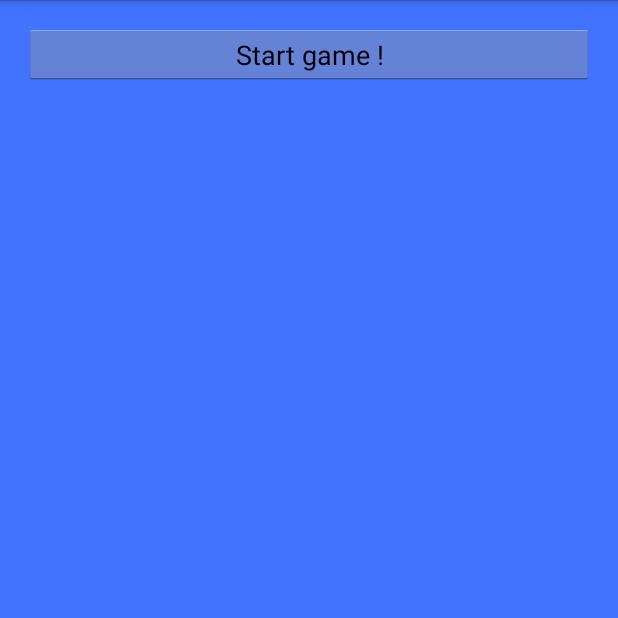
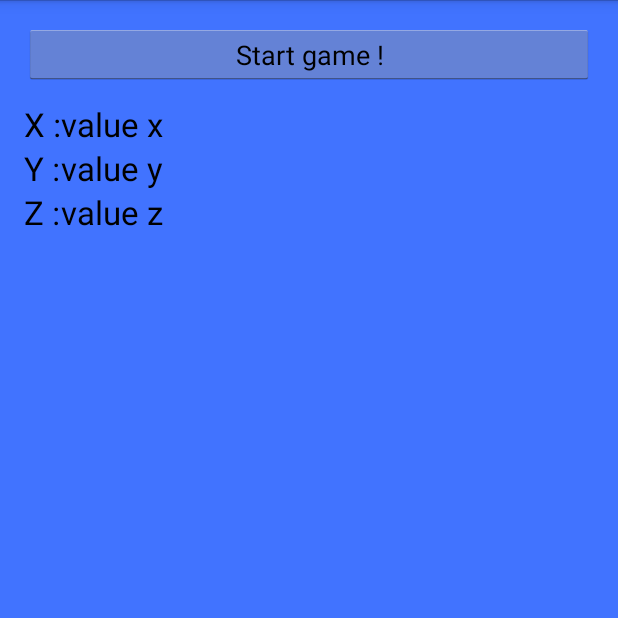
Before and after one commit to Krozark/Gravitris, an Android app: the screen it shows after launch (MainActivity), on a phone screen of 412 x 824 dp, the top half of it. Run offline under Robolectric (Android 15) with nearby library versions, the phone set to English and light mode, and no system bars.

Commit message:
adding fields to show coordinates

```diff
--- a/Gravitris/src/main/res/layout/activity_main.xml
+++ b/Gravitris/src/main/res/layout/activity_main.xml
@@ -17,4 +17,48 @@
             android:onClick="startGame" android:visibility="visible" android:clickable="true" android:enabled="true"
             android:layout_alignParentRight="true" android:layout_alignParentLeft="true" android:minWidth="10dp"
             android:minHeight="10dp" android:layout_alignParentTop="true"/>
+    <GridLayout
+            android:orientation="horizontal"
+            android:layout_width="fill_parent"
+            android:layout_height="wrap_content" android:layout_below="@+id/button"
+            android:layout_alignLeft="@+id/button" android:layout_marginTop="11dp" android:rowCount="4"
+            android:layout_centerVertical="true">
+        <TextView
+                android:layout_width="wrap_content"
+                android:layout_height="wrap_content"
+                android:textAppearance="?android:attr/textAppearanceLarge"
+                android:text="@string/x_textView"
+                android:id="@+id/textView" android:layout_gravity="left|center_vertical" android:layout_row="0"
+                android:layout_column="0"/>
+        <TextView
+                android:layout_width="wrap_content"
+                android:layout_height="wrap_content"
+                android:textAppearance="?android:attr/textAppearanceLarge"
+                android:text="@string/y_textView"
+                android:id="@+id/textView3" android:layout_row="1" android:layout_column="0"/>
+        <TextView
+                android:layout_width="wrap_content"
+                android:layout_height="wrap_content"
+                android:textAppearance="?android:attr/textAppearanceLarge"
+                android:text="@string/yValue_textView"
+                android:id="@+id/textView_valueY" android:layout_row="1" android:layout_column="1"/>
+        <TextView
+                android:layout_width="wrap_content"
+                android:layout_height="wrap_content"
+                android:textAppearance="?android:attr/textAppearanceLarge"
+                android:text="@string/z_textView"
+                android:id="@+id/textView2" android:layout_row="3" android:layout_column="0"/>
+        <TextView
+                android:layout_width="wrap_content"
+                android:layout_height="wrap_content"
+                android:textAppearance="?android:attr/textAppearanceLarge"
+                android:text="@string/xValue_textView"
+                android:id="@+id/textView_valueX" android:layout_row="0" android:layout_column="1"/>
+        <TextView
+                android:layout_width="wrap_content"
+                android:layout_height="wrap_content"
+                android:textAppearance="?android:attr/textAppearanceLarge"
+                android:text="@string/zValue_textView"
+                android:id="@+id/textView_valueZ" android:layout_row="3" android:layout_column="1"/>
+    </GridLayout>
 </RelativeLayout>
--- a/Gravitris/src/main/res/values/strings.xml
+++ b/Gravitris/src/main/res/values/strings.xml
@@ -11,5 +11,12 @@
     </string>
     <string name="buttonStartGame" >Start game !
     </string>
+    <string name="x_textView">X : </string>
+    <string name="y_textView">Y : </string>
+    <string name="z_textView">Z : </string>
+    <string name="xValue_textView">value x</string>
+    <string name="yValue_textView">value y</string>
+    <string name="zValue_textView">value z</string>
+
 
 </resources>
```
